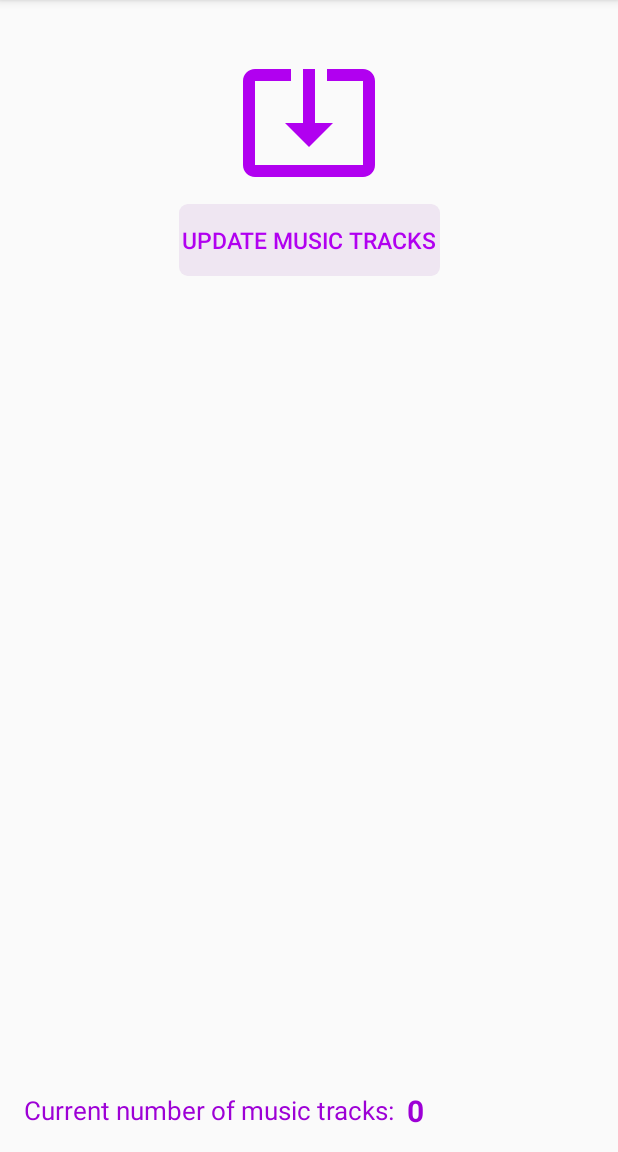
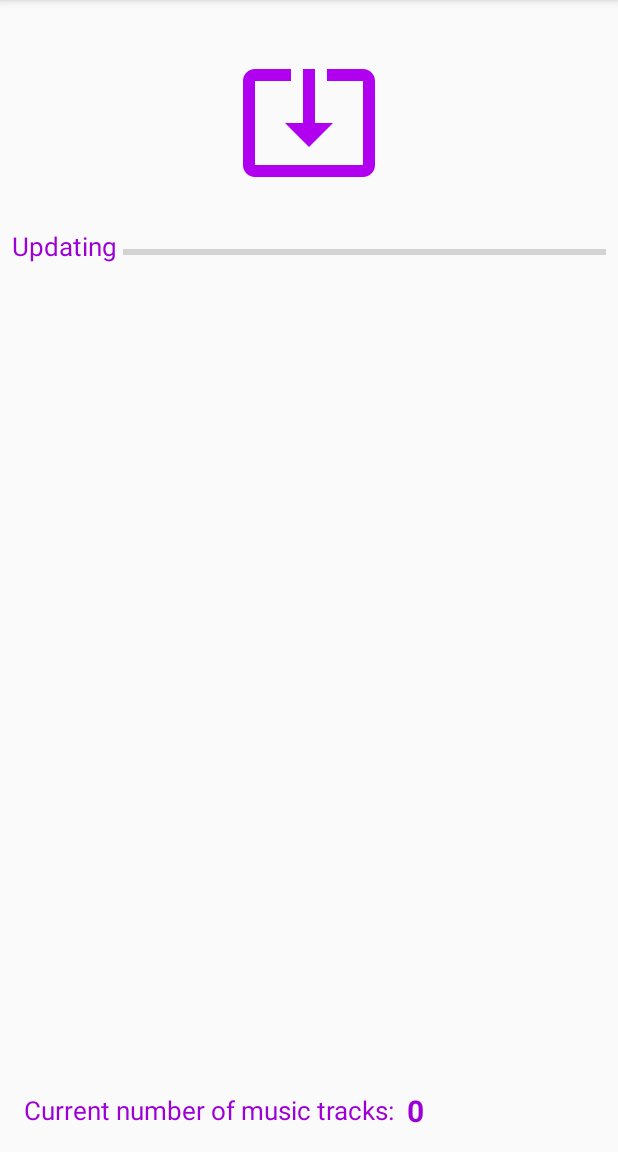
Before and after one commit to NoMariusz/MusicTimer, an Android app: the fragment TracksFragment shown on its own in the app's theme, after a tap on "UPDATE MUSIC TRACKS", on a phone screen of 412 x 824 dp, the part 84-1236 px from its top. Run offline under Robolectric (Android 15) with nearby library versions, the phone set to English and light mode, and no system bars; our stand-ins replace Room's generated code.

Commit message:
Moved loading tracks to service, refactored a bit all services code

```diff
--- a/app/src/main/AndroidManifest.xml
+++ b/app/src/main/AndroidManifest.xml
@@ -25,6 +25,7 @@
 
         <service android:name=".services.UpdateThemeService" />
         <service android:name=".services.DeleteThemeService" />
+        <service android:name=".services.LoadTracksService" />
     </application>
 
 </manifest>
--- a/app/src/main/java/com/example/musictimer/MainActivityViewModel.kt
+++ b/app/src/main/java/com/example/musictimer/MainActivityViewModel.kt
@@ -7,32 +7,46 @@ import android.util.Log
 import androidx.lifecycle.MutableLiveData
 import androidx.lifecycle.ViewModel
 import com.example.musictimer.services.DeleteThemeService
+import com.example.musictimer.services.LoadTracksService
 
 class MainActivityViewModel: ViewModel() {
     val mytag = "MainActivityViewModel"
     var isCleaningBaseMade = false
 
-    init {
-        Log.d(mytag, " init, this - $this")
-    }
     val deleteThemeServiceConnection: ServiceConnection = DeleteThemeServiceConnection()
     val deleteThemeBinder = MutableLiveData<DeleteThemeService.DeleteThemeBinder>()
 
+    val loadTracksServiceConnection: ServiceConnection = LoadTracksServiceConnection()
+    val loadTracksBinder = MutableLiveData<LoadTracksService.LoadTracksBinder>()
+
     inner class DeleteThemeServiceConnection : ServiceConnection {
         override fun onServiceDisconnected(name: ComponentName?) {
-            Log.d(mytag, "DeleteThemeServiceConnection onServiceDisconnected()")
+//            Log.d(mytag, "DeleteThemeServiceConnection onServiceDisconnected()")
             deleteThemeBinder.postValue(null)
         }
 
         override fun onServiceConnected(name: ComponentName?, service: IBinder?) {
-            Log.d(mytag, "DeleteThemeServiceConnection onServiceConnected()")
+//            Log.d(mytag, "DeleteThemeServiceConnection onServiceConnected()")
             val binder: DeleteThemeService.DeleteThemeBinder? = service as DeleteThemeService.DeleteThemeBinder?
             deleteThemeBinder.postValue(binder)
         }
     }
 
+    inner class LoadTracksServiceConnection: ServiceConnection {
+        override fun onServiceConnected(name: ComponentName?, service: IBinder?) {
+//            Log.d(mytag, "LoadTracksServiceConnection onServiceConnected()")
+            val binder: LoadTracksService.LoadTracksBinder? = service as LoadTracksService.LoadTracksBinder?
+            loadTracksBinder.postValue(binder)
+        }
+
+        override fun onServiceDisconnected(name: ComponentName?) {
+//            Log.d(mytag, "LoadTracksServiceConnection onServiceDisconnected()")
+            loadTracksBinder.postValue(null)
+        }
+    }
+
     override fun onCleared() {
-        Log.d(mytag, "onCleared, this - $this")
+//        Log.d(mytag, "onCleared, this - $this")
         super.onCleared()
     }
 }
--- a/app/src/main/java/com/example/musictimer/data/MusicViewModel.kt
+++ b/app/src/main/java/com/example/musictimer/data/MusicViewModel.kt
@@ -10,13 +10,12 @@ import kotlinx.coroutines.launch
 
 class MusicViewModel(application: Application): AndroidViewModel(application) {
 
+    private val TAG = "MusicViewModel"
     private val repository: MusicRepository
     val allTracks: LiveData<List<Track>>
     val allThemes: LiveData<List<MusicTheme>>
     val selectedThemeInformationEntities: LiveData<List<InformationEntity>>
     val allThemesTracksReferences: LiveData<List<TracksThemesCrossReference>>
-
-    var viewModelOperationEnded: MutableLiveData<Boolean>
 
     init {
         val musicDao = MusicDatabase.getDatabase(application, viewModelScope).musicDao()
@@ -26,8 +25,6 @@ class MusicViewModel(application: Application): AndroidViewModel(application) {
         allTracks = repository.allTracks
         allThemes = repository.allThemes
         selectedThemeInformationEntities = repository.selectedThemeInformation
-
-        viewModelOperationEnded = MutableLiveData(false)
     }
 
     fun setNeededBlankDataObservers(lifecycleOwner: LifecycleOwner,observeDataList: List<LiveData<out List<Any>>>){
@@ -74,16 +71,6 @@ class MusicViewModel(application: Application): AndroidViewModel(application) {
         val selectedTheme = getSelectedTheme()
         return getThemeTracks(selectedTheme)
     }
-
-//    fun getSelectedThemeTracksValues(): List<String> {
-//        val values = mutableListOf<String>()
-//        val selectedThemeTracks = getSelectedThemeTracks()
-//
-//        for (va in selectedThemeTracks){
-//            values.add(va.value)
-//        }
-//        return values
-//    }
 
     private fun getMainInfoEntity(): InformationEntity {
         // do not invoke when selectedThemeInformationEntities are not updated form base
@@ -141,7 +128,7 @@ class MusicViewModel(application: Application): AndroidViewModel(application) {
 
     suspend fun suspendUpdateThemeAndHisTracks(themeId: Long, tempTheme: MusicTheme, tracks: List<Track>) {
         val theme = repository.getThemeById(themeId)
-        Log.d("MusicViewModel", "suspend updateThemeWithTracks() - start - theme: $theme")
+        Log.d(TAG, "suspend updateThemeWithTracks() - start - theme: $theme")
         theme.isUpdating = true
         theme.name = tempTheme.name
         theme.random = tempTheme.random
@@ -152,12 +139,12 @@ class MusicViewModel(application: Application): AndroidViewModel(application) {
 
         theme.isUpdating = false
         repository.updateTheme(theme)
-        Log.d("MusicViewModel", "suspend updateThemeWithTracks() - themeWithTracks end")
+        Log.d(TAG, "suspend updateThemeWithTracks() - themeWithTracks end")
     }
 
     fun addThemeWithTracksByIds(themeTracksIds: Array<Long>, themeId: Long) = viewModelScope.launch(Dispatchers.IO) {
         val theme = repository.getThemeById(themeId)
-        Log.d("MusicViewModel", "addThemeWithTracksByIds(), themeId: $themeId, got theme: $theme")
+        Log.d(TAG, "addThemeWithTracksByIds(), themeId: $themeId, got theme: $theme")
         theme.isUpdating = true
         repository.updateTheme(theme)
 
@@ -185,39 +172,39 @@ class MusicViewModel(application: Application): AndroidViewModel(application) {
     }
 
     suspend fun suspendDeleteTheme(theme: MusicTheme) {
-        Log.d("MusicViewModel", "suspendDeleteTheme() - theme: $theme")
+        Log.d(TAG, "suspendDeleteTheme() - theme: $theme")
         theme.isSelfDeleting = true
         repository.updateTheme(theme)
         if (getSelectedTheme() == theme){
             setSelectedThemeById(getFirstTheme().themeId)
         }
         repository.deleteAllThemeTracks(theme.themeId)
-        Log.d("MusicViewModel", "suspendDeleteTheme() - end deleting all references")
+        Log.d(TAG, "suspendDeleteTheme() - end deleting all references")
         repository.deleteTheme(theme)
-        Log.d("MusicViewModel", "suspendDeleteTheme() - end deleting theme")
+        Log.d(TAG, "suspendDeleteTheme() - end deleting theme")
     }
 
     // special function for updating tracks in TracksFragment
-    fun updateTracks(tracks: List<Track>, parent: TracksFragment) = viewModelScope.launch(Dispatchers.IO) {
-        Log.d("MusicViewModel", "updateTracks() - start")
-        viewModelOperationEnded.postValue(false)
-        // deleting all tracks in base without names or vals in actual device music scan list
+    suspend fun updateTracks(tracks: List<Track>, parent: TracksFragment?) {
+        Log.d(TAG, "updateTracks() - start")
+        parent?.prepareProgressBar(tracks.size)
+        // deleting all tracks in base without names or values in actual device music scan list
         val namesList = tracks.map { track -> track.name }
-        val valsList = tracks.map { track -> track.value }
+        val valuesList = tracks.map { track -> track.value }
         for (aTrack in allTracks.value!!) {
-            if ((aTrack.name !in namesList) and (aTrack.value !in valsList)){
+            if ((aTrack.name !in namesList) and (aTrack.value !in valuesList)){
                 repository.deleteTrackWithRefrences(aTrack)
             }
-            parent.appendToProgressBar()
+            parent?.appendToProgressBar()
         }
         // adding new tracks or updating that with is moved or renamed
         val actualNamesList = allTracks.value?.map { track -> track.name } ?: listOf()
-        val actualValsList = allTracks.value?.map { track -> track.value } ?: listOf()
+        val actualValuesList = allTracks.value?.map { track -> track.value } ?: listOf()
         val tracksToUpdate = mutableListOf<Track>()
         val tracksToInsert = mutableListOf<Track>()
         for (track in tracks){
             val nameInBase = track.name in actualNamesList
-            val uriValueInBase = track.value in actualValsList
+            val uriValueInBase = track.value in actualValuesList
             if (!(nameInBase and uriValueInBase)) {
                 when {
                     nameInBase -> {        // on renaming file
@@ -230,17 +217,17 @@ class MusicViewModel(application: Application): AndroidViewModel(application) {
                         track.trackId = actualTrack.trackId
                         tracksToUpdate.add(track)
                     }
-                    else -> {                        // on adding new file
+                    else -> {               // on adding new file
                         tracksToInsert.add(track)
                     }
                 }
             }
-            parent.appendToProgressBar()
+            parent?.appendToProgressBar()
         }
         repository.updateTracks(tracksToUpdate)
         repository.addTracks(tracksToInsert)
-        parent.appendToProgressBar()
-        viewModelOperationEnded.postValue(true)
-        Log.d("MusicViewModel", "updateTracks() - end")
+        parent?.appendToProgressBar()
+        parent?.modifyUiAtEndUpdate()
+        Log.d(TAG, "updateTracks() - end")
     }
 }
--- a/app/src/main/java/com/example/musictimer/ui/tracks/TracksFragment.kt
+++ b/app/src/main/java/com/example/musictimer/ui/tracks/TracksFragment.kt
@@ -1,10 +1,8 @@
 package com.example.musictimer.ui.tracks
 
-import android.content.ContentUris
-import android.content.pm.PackageManager
-import android.net.Uri
+import android.content.Context
+import android.content.Intent
 import android.os.Bundle
-import android.provider.MediaStore
 import android.util.Log
 import androidx.fragment.app.Fragment
 import android.view.LayoutInflater
@@ -14,159 +12,68 @@ import android.widget.Button
 import android.widget.ProgressBar
 import android.widget.TextView
 import androidx.constraintlayout.widget.ConstraintLayout
-import androidx.core.content.ContextCompat
 import androidx.lifecycle.Observer
 import androidx.lifecycle.ViewModelProvider
+import com.example.musictimer.MainActivityViewModel
 import com.example.musictimer.R
 import com.example.musictimer.data.MusicViewModel
-import com.example.musictimer.data.Track
+import com.example.musictimer.services.LoadTracksService
 
 class TracksFragment : Fragment() {
     private val mytag = "TracksFragment"
 
     private lateinit var musicViewModel: MusicViewModel
+    private lateinit var mainActivityViewModel: MainActivityViewModel
 
     override fun onCreateView(
         inflater: LayoutInflater,
         container: ViewGroup?,
         savedInstanceState: Bundle?
     ): View? {
-        Log.d(mytag, "onCreateView")
+//        Log.d(mytag, "onCreateView")
         return inflater.inflate(R.layout.fragment_tracks, container, false)
-    }
-
-    override fun onViewCreated(view: View, savedInstanceState: Bundle?) {
-        super.onViewCreated(view, savedInstanceState)
-        Log.d(mytag, "onViewCreated - start")
-
-        val updateBtn = getView()?.findViewById<Button>(R.id.updateButton)
-        updateBtn?.setOnClickListener {
-            updateBtnClicked()
-        }
     }
 
     override fun onActivityCreated(savedInstanceState: Bundle?) {
         super.onActivityCreated(savedInstanceState)
-        Log.d(mytag, "onActivityCreated - start")
+//        Log.d(mytag, "onActivityCreated - start")
+
+        val updateBtn = view?.findViewById<Button>(R.id.updateButton)
+        updateBtn?.setOnClickListener {
+            updateBtnClicked()
+        }
 
         musicViewModel = ViewModelProvider(this).get(MusicViewModel::class.java)
         musicViewModel.allTracks.observe(viewLifecycleOwner, Observer { tracks ->
             loadTracksAmountToUi(tracks.size)
         })
-        musicViewModel.setNeededBlankDataObservers(viewLifecycleOwner, listOf(musicViewModel.allThemesTracksReferences))
 
-        // updating tracks observer
-        musicViewModel.viewModelOperationEnded.observe(viewLifecycleOwner, Observer { value ->
-            if (value == true){
-                modifyUiAtEndUpdate()
+        // to loadTracksService
+        mainActivityViewModel = ViewModelProvider(this).get(MainActivityViewModel::class.java)
+        mainActivityViewModel.loadTracksBinder.observe(viewLifecycleOwner, Observer {
+            if (it != null) {
+                val loadTracksService = it.getService()
+//                Log.d(mytag, "onActivityCreated: mainActivityViewModel.loadTracksBinder, get service $loadTracksService")
+                loadTracksService.startWork(this, true)
+                context?.unbindService(mainActivityViewModel.loadTracksServiceConnection)
             }
         })
 
     }
 
-    private fun updateBtnClicked() {
-        Log.d(mytag, "updateBtnClicked() - start")
-        checkPermissions()
-    }
-
-    private fun checkPermissions(){
-        if (context != null){
-            val checkedPermissions = ContextCompat.checkSelfPermission(requireContext(), android.Manifest.permission.READ_EXTERNAL_STORAGE)
-            if (checkedPermissions == PackageManager.PERMISSION_GRANTED){
-                Log.d(mytag, "checkPerrmisions() - PERMISSION_GRANTED")
-                startUpdatingTracks()
-            } else {
-                Log.d(mytag, "checkPerrmisions() - PERMISSION_DENIED")
-                requestPermissions(arrayOf(android.Manifest.permission.READ_EXTERNAL_STORAGE), 1)
-            }
+    fun modifyUiAtEndUpdate(){
+        val updateBtn = activity?.findViewById<Button>(R.id.updateButton)
+        val progressLay = activity?.findViewById<ConstraintLayout>(R.id.loadingLayout)
+        val progressBar = activity?.findViewById<ProgressBar>(R.id.updateProgressBar)
+        activity?.runOnUiThread {
+            updateBtn?.visibility = View.VISIBLE
+            progressLay?.visibility = View.GONE
+            progressBar?.progress = 0
         }
     }
 
-    private fun startUpdatingTracks(){
-        modifyUiAtStartUpdate()
-        val tracks = getTracks()
-        prepareProgressBar(tracks.size)
-        updateTracksInBase(tracks)
-    }
-
-    private fun getTracks(): MutableList<Track> {
-        // Need the READ_EXTERNAL_STORAGE permission if accessing video files that your
-        // app didn't create.
-
-        val audioList = mutableListOf<Track>()
-
-        val projection = arrayOf(
-            MediaStore.Audio.Media._ID,
-            MediaStore.Audio.Media.DISPLAY_NAME,
-            MediaStore.Audio.Media.IS_MUSIC
-        )
-
-        // Display audios in alphabetical order based on their display name.
-        val sortOrder = "${MediaStore.Audio.Media.DISPLAY_NAME} ASC"
-
-        val contextResolver = context?.contentResolver
-        val query = contextResolver?.query(
-            MediaStore.Audio.Media.EXTERNAL_CONTENT_URI,
-            projection,
-            "${MediaStore.Audio.Media.IS_MUSIC} = ?",
-            arrayOf("1"),
-            sortOrder
-        )
-        query?.use { cursor ->
-            // Cache column indices.
-            val idColumn = cursor.getColumnIndexOrThrow(MediaStore.Audio.Media._ID)
-            val nameColumn =
-                cursor.getColumnIndexOrThrow(MediaStore.Audio.Media.DISPLAY_NAME)
-
-            while (cursor.moveToNext()) {
-                // Get values of columns for a given audio.
-                val id = cursor.getLong(idColumn)
-                val name = cursor.getString(nameColumn)
-
-                val contentUri: Uri = ContentUris.withAppendedId(
-                    MediaStore.Audio.Media.EXTERNAL_CONTENT_URI,
-                    id
-                )
-
-                // Stores column values and the contentUri in a local object
-                // that represents the media file.
-                audioList.add(Track(0, name, contentUri.toString()))
-            }
-        }
-        Log.d(mytag, "get videos length ${audioList.size}")
-        return audioList
-    }
-
-    private fun loadTracksAmountToUi(amount: Int){
-        val trackNumberTV = activity?.findViewById<TextView>(R.id.tracksCountTV)
-        trackNumberTV?.text = amount.toString()
-    }
-
-    private fun updateTracksInBase(tracks: List<Track>){
-        musicViewModel.updateTracks(tracks, this)
-    }
-
-    private fun modifyUiAtStartUpdate(){
-        Log.d(mytag, "modifyUiAtStartUpdate()")
-        val updateBtn = activity?.findViewById<Button>(R.id.updateButton)
-        updateBtn?.visibility = Button.GONE
-
-        val progressLay = activity?.findViewById<ConstraintLayout>(R.id.loadingLayout)
-        progressLay?.visibility = ConstraintLayout.VISIBLE
-    }
-
-    private fun modifyUiAtEndUpdate(){
-        Log.d(mytag, "modifyUiAtEndUpdate()")
-        val updateBtn = activity?.findViewById<Button>(R.id.updateButton)
-        updateBtn?.visibility = Button.VISIBLE
-
-        val progressLay = activity?.findViewById<ConstraintLayout>(R.id.loadingLayout)
-        progressLay?.visibility = ConstraintLayout.GONE
-    }
-
-    private fun prepareProgressBar(max: Int){
+    fun prepareProgressBar(max: Int){
         val progressBar = activity?.findViewById<ProgressBar>(R.id.updateProgressBar)
-        progressBar?.progress = 0
         progressBar?.max = max + (musicViewModel.allTracks.value?.size ?: 0) + 1
     }
 
@@ -176,4 +83,28 @@ class TracksFragment : Fragment() {
             progressBar.progress += 1
         }
     }
+
+    private fun updateBtnClicked() {
+        Log.d(mytag, "updateBtnClicked() - start")
+        modifyUiAtStartUpdate()
+        // start loadTracksService
+        val intent = Intent(activity, LoadTracksService::class.java)
+        activity?.startService(intent)
+        activity?.bindService(intent, mainActivityViewModel.loadTracksServiceConnection,
+            Context.BIND_AUTO_CREATE)
+    }
+
+    private fun loadTracksAmountToUi(amount: Int){
+        val trackNumberTV = activity?.findViewById<TextView>(R.id.tracksCountTV)
+        trackNumberTV?.text = amount.toString()
+    }
+
+    private fun modifyUiAtStartUpdate(){
+        val updateBtn = activity?.findViewById<Button>(R.id.updateButton)
+        updateBtn?.visibility = View.GONE
+
+        val progressLay = activity?.findViewById<ConstraintLayout>(R.id.loadingLayout)
+        progressLay?.visibility = View.VISIBLE
+    }
+
 }
```
Also changed, not shown: app/src/main/java/com/example/musictimer/EditTheme.kt (+3 -10 lines), app/src/main/java/com/example/musictimer/services/DeleteThemeService.kt (+1 -13 lines), app/src/main/java/com/example/musictimer/services/LoadTracksService.kt (added, +155 -0 lines), app/src/main/java/com/example/musictimer/services/UpdateThemeService.kt (+0 -7 lines).
